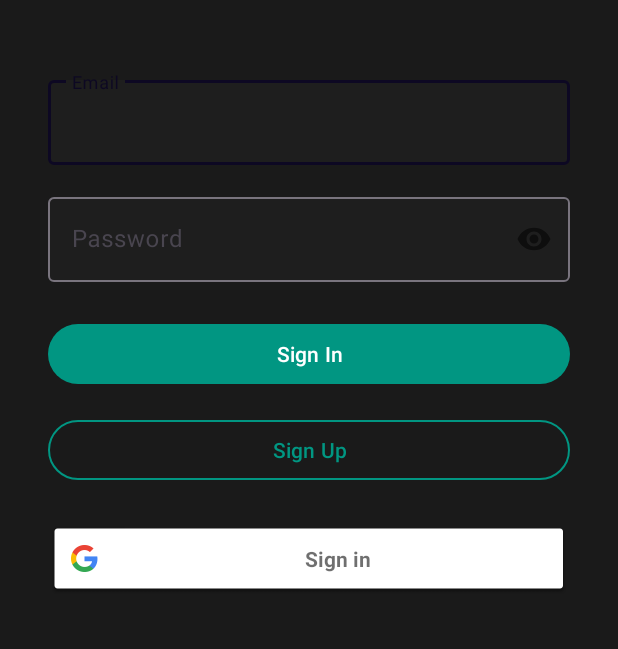
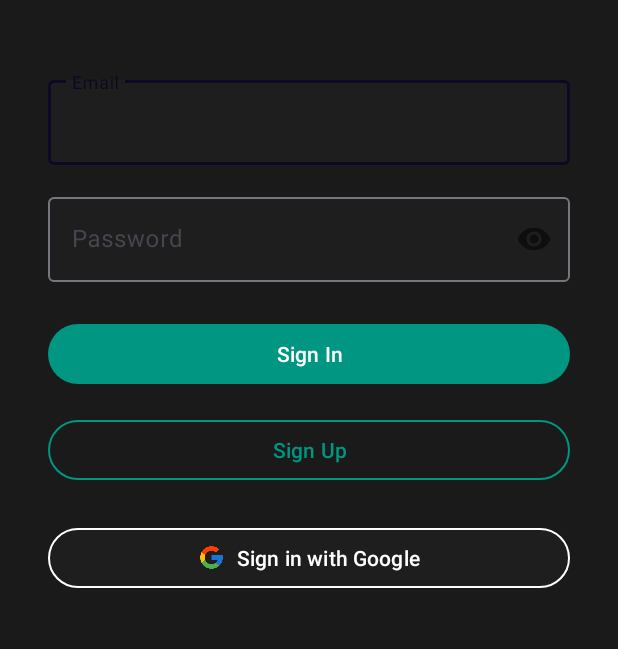
Before and after one commit to Sheild007/FocusBuddy-a-task-managemnt-app, an Android app: the screen it shows after launch (Login), on a phone screen of 412 x 824 dp, the part 349-998 px from its top. Run offline under Robolectric (Android 15) with nearby library versions, the phone set to English and light mode, and no system bars; our stand-ins replace AdMob, Firebase (no records; nobody signed in at launch, a user with empty details on screens opened directly).

Commit message:
goole sign in UI updated

```diff
--- a/app/src/main/java/com/example/focusbuddy/Login.java
+++ b/app/src/main/java/com/example/focusbuddy/Login.java
@@ -14,10 +14,10 @@
 import com.google.android.gms.auth.api.signin.GoogleSignInAccount;
 import com.google.android.gms.auth.api.signin.GoogleSignInClient;
 import com.google.android.gms.auth.api.signin.GoogleSignInOptions;
-import com.google.android.gms.common.SignInButton;
 import com.google.android.gms.common.api.ApiException;
 import com.google.android.gms.tasks.OnCompleteListener;
 import com.google.android.gms.tasks.Task;
+import com.google.android.material.button.MaterialButton;
 import com.google.android.material.textfield.TextInputEditText;
 import com.google.firebase.auth.AuthCredential;
 import com.google.firebase.auth.AuthResult;
@@ -32,7 +32,7 @@
 
     private TextInputEditText emailEditText, passwordEditText;
     private Button signInButton, signUpButton;
-    private SignInButton googleSignInButton;
+    private MaterialButton googleSignInButton;
 
     @Override
     protected void onCreate(Bundle savedInstanceState) {
--- a/app/src/main/res/layout/activity_login.xml
+++ b/app/src/main/res/layout/activity_login.xml
@@ -101,15 +101,24 @@
         app:strokeColor="@color/accent_green"
         app:strokeWidth="1dp" />
 
-    <com.google.android.gms.common.SignInButton
+    <com.google.android.material.button.MaterialButton
         android:id="@+id/googleSignInButton"
         android:layout_width="0dp"
         android:layout_height="wrap_content"
         android:layout_marginStart="32dp"
         android:layout_marginTop="24dp"
         android:layout_marginEnd="32dp"
+        android:text="Sign in with Google"
+        android:textColor="@color/white"
+        app:backgroundTint="@color/surface_dark"
+        app:icon="@drawable/ic_google_logo"
+        app:iconGravity="textStart"
+        app:iconPadding="8dp"
+        app:iconTint="@null"
         app:layout_constraintEnd_toEndOf="parent"
         app:layout_constraintStart_toStartOf="parent"
-        app:layout_constraintTop_toBottomOf="@id/signUpButton" />
+        app:layout_constraintTop_toBottomOf="@id/signUpButton"
+        app:strokeColor="@color/white"
+        app:strokeWidth="1dp" />
 
 </androidx.constraintlayout.widget.ConstraintLayout>
```
Also changed, not shown: app/src/main/AndroidManifest.xml (+5 -2 lines), app/src/main/java/com/example/focusbuddy/signup.java (added, +24 -0 lines), app/src/main/res/layout/activity_signup.xml (added, +10 -0 lines), app/src/main/res/drawable/ic_google_logo.png (added).
